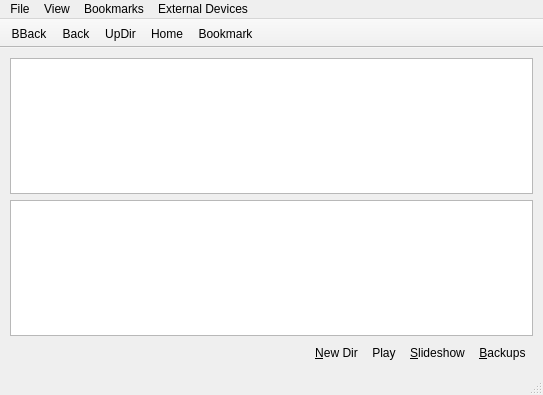
Before: the Qt Designer form lumina-fm/MainUI.ui in lumina-desktop/lumina, drawn with Qt 5.
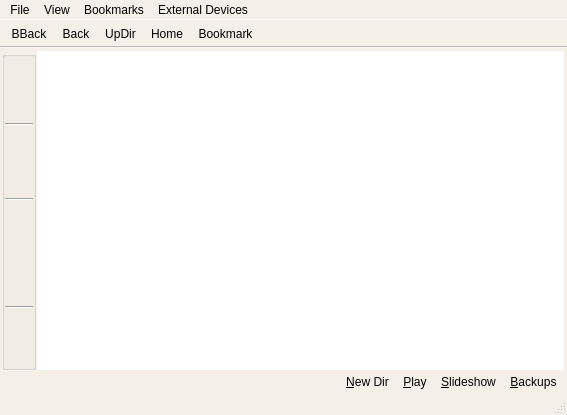
After: the same form once the commit is applied. Icons and pictures are not drawn.

Commit message: Large update for the lumina-fm: 1) Completely update the theming for the application (now it has one) 2) Add a column of "action" buttons that enable/disable depending on what is selected. 3) Add the ability to mark files/dirs as user favorites (for quick access in the user button).

Diff of the .ui file:
```diff
--- a/lumina-fm/MainUI.ui
+++ b/lumina-fm/MainUI.ui
@@ -6,13 +6,81 @@
    <rect>
     <x>0</x>
     <y>0</y>
-    <width>543</width>
-    <height>395</height>
+    <width>567</width>
+    <height>415</height>
    </rect>
   </property>
   <property name="windowTitle">
    <string>Insight</string>
   </property>
+  <property name="styleSheet">
+   <string notr="true">QWidget{ color: black; }
+QWidget#page_browser,#page_audioPlayer,#page_zfs,#page_image_view{background: 
+qradialgradient(cx: 0.5, cy: -1.8, fx: 0.5, fy: 0, radius: 2, 
+stop: 0 #9abbbe,
+stop: 1 #7292bf); 
+}
+QMainWindow, QMenu{ background: #f4f0e8; }
+QMenuBar, QMenuBar::item, QToolBar{ background: transparent; }
+QMenuBar::item:selected, QMenuBar::item:pressed, QMenu::item:selected{ background: qradialgradient(cx: 0.5, cy: -1.8, fx: 0.5, fy: 0, radius: 2, 
+stop: 0 #f9fafc,
+stop: 1 #7292bf);
+color: black;
+}
+QMenu::item{ background: transparent; border: none; color: black; padding: 2px 25px 2px 20px;}
+QMenu::indicator{ width: 14px; height: 14px; }
+
+ QMenu::indicator:non-exclusive:unchecked {
+     image: url(:/trolltech/styles/commonstyle/images/standardbutton-no-16.png);
+ }
+
+ QMenu::indicator:non-exclusive:unchecked:selected {
+     image: url(:/trolltech/styles/commonstyle/images/standardbutton-no-16.png);
+ }
+
+ QMenu::indicator:non-exclusive:checked {
+     image: url(:/trolltech/styles/commonstyle/images/standardbutton-yes-16.png);
+ }
+
+ QMenu::indicator:non-exclusive:checked:selected {
+     image: url(:/trolltech/styles/commonstyle/images/standardbutton-yes-16.png);
+ }
+
+ QTabBar::tab {
+     background: qradialgradient(cx: 0.5, cy: -1.8, fx: 0.5, fy: 0, radius: 2, 
+stop: 0 #f5f0e7,
+stop: 1 #efeeed);
+     border-bottom: 2px solid white;
+     border-bottom-color: white; /* same as the pane color */
+     border-top-left-radius: 4px;
+     border-top-right-radius: 4px;
+     min-width: 8ex;
+     padding: 2px;
+ }
+
+ QTabBar::tab:selected{
+     background: qradialgradient(cx: 0.5, cy: -1.8, fx: 0.5, fy: 0, radius: 2, 
+stop: 0 #f5f0e7,
+stop: 1 #fbf2e1);
+ }
+QTabBar::tab:hover {
+     background: qradialgradient(cx: 0.5, cy: -1.8, fx: 0.5, fy: 0, radius: 2, 
+stop: 0 #f5f0e7,
+stop: 1 #d0dbea);
+ }
+
+ QTabBar::tab:!selected {
+     margin-top: 2px; /* make non-selected tabs look smaller */
+ }
+
+QToolTip{
+  background: #f4f0e8;
+  border: 1px solid #d0dbea;
+  border-radius: 2px;
+  padding: 1px;
+  color: black;
+}</string>
+  </property>
   <widget class="QWidget" name="centralwidget">
    <layout class="QHBoxLayout" name="horizontalLayout_2">
     <property name="margin">
@@ -25,13 +93,34 @@
       </property>
       <widget class="QWidget" name="page_browser">
        <layout class="QGridLayout" name="gridLayout">
-        <item row="0" column="0">
+        <property name="leftMargin">
+         <number>1</number>
+        </property>
+        <property name="topMargin">
+         <number>2</number>
+        </property>
+        <property name="rightMargin">
+         <number>2</number>
+        </property>
+        <property name="bottomMargin">
+         <number>0</number>
+        </property>
+        <property name="spacing">
+         <number>1</number>
+        </property>
+        <item row="0" column="1">
          <layout class="QVBoxLayout" name="verticalLayout_browser">
+          <property name="spacing">
+           <number>0</number>
+          </property>
           <item>
            <widget class="QListView" name="list_dir_view">
             <property name="contextMenuPolicy">
              <enum>Qt::CustomContextMenu</enum>
             </property>
+            <property name="frameShape">
+             <enum>QFrame::NoFrame</enum>
+            </property>
             <property name="selectionMode">
              <enum>QAbstractItemView::ExtendedSelection</enum>
             </property>
@@ -69,6 +158,12 @@
             <property name="contextMenuPolicy">
              <enum>Qt::CustomContextMenu</enum>
             </property>
+            <property name="frameShape">
+             <enum>QFrame::NoFrame</enum>
+            </property>
+            <property name="frameShadow">
+             <enum>QFrame::Sunken</enum>
+            </property>
             <property name="selectionMode">
              <enum>QAbstractItemView::ExtendedSelection</enum>
             </property>
@@ -101,7 +196,234 @@
             </attribute>
            </widget>
           </item>
+         </layout>
+        </item>
+        <item row="0" column="0">
+         <widget class="QGroupBox" name="group_actions">
+          <property name="title">
+           <string/>
+          </property>
+          <layout class="QVBoxLayout" name="verticalLayout_3">
+           <property name="margin">
+            <number>0</number>
+           </property>
           <item>
+            <widget class="QToolButton" name="tool_act_run">
+             <property name="toolTip">
+              <string>Open item</string>
+             </property>
+             <property name="statusTip">
+              <string>Open item</string>
+             </property>
+             <property name="text">
+              <string notr="true"/>
+             </property>
+             <property name="iconSize">
+              <size>
+               <width>20</width>
+               <height>20</height>
+              </size>
+             </property>
+             <property name="toolButtonStyle">
+              <enum>Qt::ToolButtonIconOnly</enum>
+             </property>
+             <property name="autoRaise">
+              <bool>true</bool>
+             </property>
+            </widget>
+           </item>
+           <item>
+            <widget class="QToolButton" name="tool_act_runwith">
+             <property name="toolTip">
+              <string>Open item (select application)</string>
+             </property>
+             <property name="statusTip">
+              <string>Open item (select application)</string>
+             </property>
+             <property name="text">
+              <string notr="true"/>
+             </property>
+             <property name="iconSize">
+              <size>
+               <width>20</width>
+               <height>20</height>
+              </size>
+             </property>
+             <property name="autoRaise">
+              <bool>true</bool>
+             </property>
+            </widget>
+           </item>
+           <item>
+            <widget class="Line" name="line_5">
+             <property name="orientation">
+              <enum>Qt::Horizontal</enum>
+             </property>
+            </widget>
+           </item>
+           <item>
+            <widget class="QToolButton" name="tool_act_fav">
+             <property name="toolTip">
+              <string>Add item to personal favorites</string>
+             </property>
+             <property name="statusTip">
+              <string>Add item to personal favorites</string>
+             </property>
+             <property name="text">
+              <string notr="true"/>
+             </property>
+             <property name="iconSize">
+              <size>
+               <width>20</width>
+               <height>20</height>
+              </size>
+             </property>
+             <property name="autoRaise">
+              <bool>true</bool>
+             </property>
+            </widget>
+           </item>
+           <item>
+            <widget class="QToolButton" name="tool_act_rename">
+             <property name="toolTip">
+              <string>Rename item</string>
+             </property>
+             <property name="statusTip">
+              <string>Rename item</string>
+             </property>
+             <property name="text">
+              <string notr="true"/>
+             </property>
+             <property name="iconSize">
+              <size>
+               <width>20</width>
+               <height>20</height>
+              </size>
+             </property>
+             <property name="autoRaise">
+              <bool>true</bool>
+             </property>
+            </widget>
+           </item>
+           <item>
+            <widget class="Line" name="line_7">
+             <property name="orientation">
+              <enum>Qt::Horizontal</enum>
+             </property>
+            </widget>
+           </item>
+           <item>
+            <widget class="QToolButton" name="tool_act_cut">
+             <property name="toolTip">
+              <string>Cut items</string>
+             </property>
+             <property name="statusTip">
+              <string>Cut items (add to the clipboard)</string>
+             </property>
+             <property name="text">
+              <string notr="true"/>
+             </property>
+             <property name="iconSize">
+              <size>
+               <width>20</width>
+               <height>20</height>
+              </size>
+             </property>
+             <property name="autoRaise">
+              <bool>true</bool>
+             </property>
+            </widget>
+           </item>
+           <item>
+            <widget class="QToolButton" name="tool_act_copy">
+             <property name="toolTip">
+              <string>Copy items</string>
+             </property>
+             <property name="statusTip">
+              <string>Copy items to the clipboard</string>
+             </property>
+             <property name="text">
+              <string/>
+             </property>
+             <property name="iconSize">
+              <size>
+               <width>20</width>
+               <height>20</height>
+              </size>
+             </property>
+             <property name="autoRaise">
+              <bool>true</bool>
+             </property>
+            </widget>
+           </item>
+           <item>
+            <widget class="QToolButton" name="tool_act_paste">
+             <property name="toolTip">
+              <string>Paste items from clipboard</string>
+             </property>
+             <property name="statusTip">
+              <string>Paste items from clipboard</string>
+             </property>
+             <property name="text">
+              <string notr="true"/>
+             </property>
+             <property name="iconSize">
+              <size>
+               <width>20</width>
+               <height>20</height>
+              </size>
+             </property>
+             <property name="autoRaise">
+              <bool>true</bool>
+             </property>
+            </widget>
+           </item>
+           <item>
+            <widget class="Line" name="line_6">
+             <property name="orientation">
+              <enum>Qt::Horizontal</enum>
+             </property>
+            </widget>
+           </item>
+           <item>
+            <widget class="QToolButton" name="tool_act_rm">
+             <property name="toolTip">
+              <string>Delete Items</string>
+             </property>
+             <property name="statusTip">
+              <string>Delete Items</string>
+             </property>
+             <property name="text">
+              <string/>
+             </property>
+             <property name="iconSize">
+              <size>
+               <width>20</width>
+               <height>20</height>
+              </size>
+             </property>
+             <property name="autoRaise">
+              <bool>true</bool>
+             </property>
+            </widget>
+           </item>
+           <item>
+            <spacer name="verticalSpacer">
+             <property name="orientation">
+              <enum>Qt::Vertical</enum>
+             </property>
+             <property name="sizeHint" stdset="0">
+              <size>
+               <width>20</width>
+               <height>40</height>
+              </size>
+             </property>
+            </spacer>
+           </item>
+          </layout>
+         </widget>
+        </item>
+        <item row="1" column="0" colspan="2">
            <layout class="QHBoxLayout" name="horizontalLayout_4">
             <property name="spacing">
              <number>0</number>
@@ -162,7 +484,10 @@
                <string>Play any multimedia files in this directory</string>
               </property>
               <property name="text">
-               <string>Play</string>
+             <string>&amp;Play</string>
+            </property>
+            <property name="shortcut">
+             <string>Ctrl+P, Ctrl+S</string>
               </property>
               <property name="toolButtonStyle">
                <enum>Qt::ToolButtonTextBesideIcon</enum>
@@ -225,8 +550,6 @@
            </layout>
           </item>
          </layout>
-        </item>
-       </layout>
       </widget>
       <widget class="QWidget" name="page_audioPlayer">
        <layout class="QVBoxLayout" name="verticalLayout_2">
@@ -718,7 +1041,7 @@
     <rect>
      <x>0</x>
      <y>0</y>
-     <width>543</width>
+     <width>567</width>
      <height>20</height>
     </rect>
    </property>
```
Left out of the diff: 15 changed lines with no effect on the pictures. Lines whose indentation alone changed are shown as unchanged. The commit also changes 2 other files.
